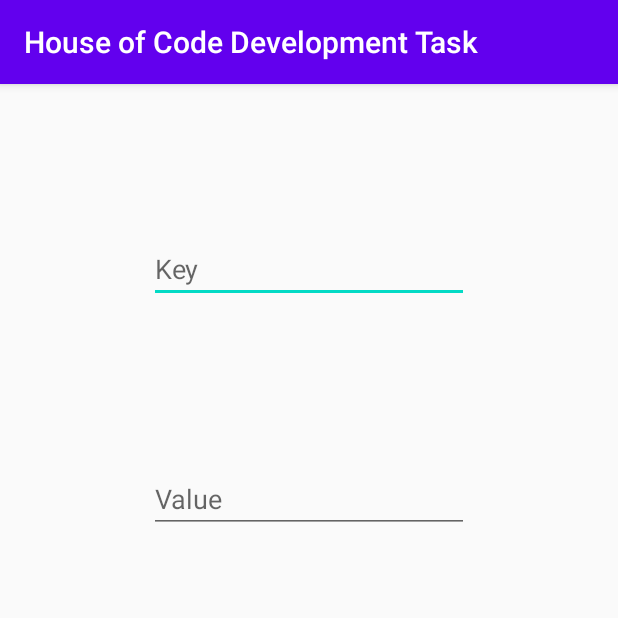
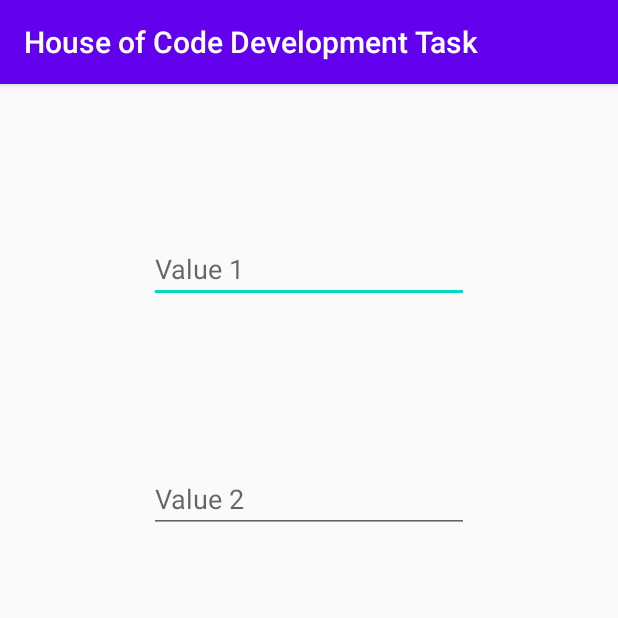
Before and after one commit to niko6116/House-of-Code-Development-Task, an Android app: the screen it shows after launch (DatabaseActivity), on a phone screen of 412 x 824 dp, the top half of it. Run offline under Robolectric (Android 15) with nearby library versions, the phone set to English and light mode, and no system bars; libraries missing offline, so code that uses them is left out: com.firebase.client; 3 statements that could not run were skipped.

Commit message:
Successfull Database test 2.

```diff
--- a/app/src/main/res/layout/activity_database.xml
+++ b/app/src/main/res/layout/activity_database.xml
@@ -7,15 +7,15 @@
     tools:context=".database.DatabaseActivity">
 
     <EditText
-        android:id="@+id/edit_text_key"
+        android:id="@+id/edit_text_value1"
         android:layout_width="wrap_content"
         android:layout_height="wrap_content"
         android:layout_gravity="bottom|bottom|center"
         android:layout_marginBottom="8dp"
         android:ems="10"
         android:inputType="textPersonName"
-        android:hint="@string/db_key_hint"
-        app:layout_constraintBottom_toTopOf="@id/edit_text_value"
+        android:hint="@string/db_value_hint1"
+        app:layout_constraintBottom_toTopOf="@id/edit_text_value2"
         app:layout_constraintEnd_toEndOf="parent"
         app:layout_constraintHorizontal_bias="0.50"
         app:layout_constraintStart_toStartOf="parent"
@@ -23,19 +23,19 @@
         app:layout_constraintVertical_bias="0.50" />
 
     <EditText
-        android:id="@+id/edit_text_value"
+        android:id="@+id/edit_text_value2"
         android:layout_width="wrap_content"
         android:layout_height="wrap_content"
         android:layout_gravity="bottom|bottom|center"
         android:layout_marginBottom="8dp"
         android:ems="10"
         android:inputType="textPersonName"
-        android:hint="@string/db_value_hint"
+        android:hint="@string/db_value_hint2"
         app:layout_constraintBottom_toTopOf="@id/button_database_test"
         app:layout_constraintEnd_toEndOf="parent"
         app:layout_constraintHorizontal_bias="0.50"
         app:layout_constraintStart_toStartOf="parent"
-        app:layout_constraintTop_toBottomOf="@id/edit_text_key"
+        app:layout_constraintTop_toBottomOf="@id/edit_text_value1"
         app:layout_constraintVertical_bias="0.50" />
 
     <Button
--- a/app/src/main/res/values/strings.xml
+++ b/app/src/main/res/values/strings.xml
@@ -13,8 +13,8 @@
 
     <string name="hello_second_fragment">Hello second fragment. Arg: %1$s</string>
 
-    <string name="db_key_hint">Key</string>
-    <string name="db_value_hint">Value</string>
+    <string name="db_value_hint1">Value 1</string>
+    <string name="db_value_hint2">Value 2</string>
     <string name="db_send_data">Send data</string>
 
 </resources>
```
Also changed, not shown: app/src/main/java/com/niko/houseofcodedevelopmenttask/database/DatabaseActivity.java (+13 -8 lines).
